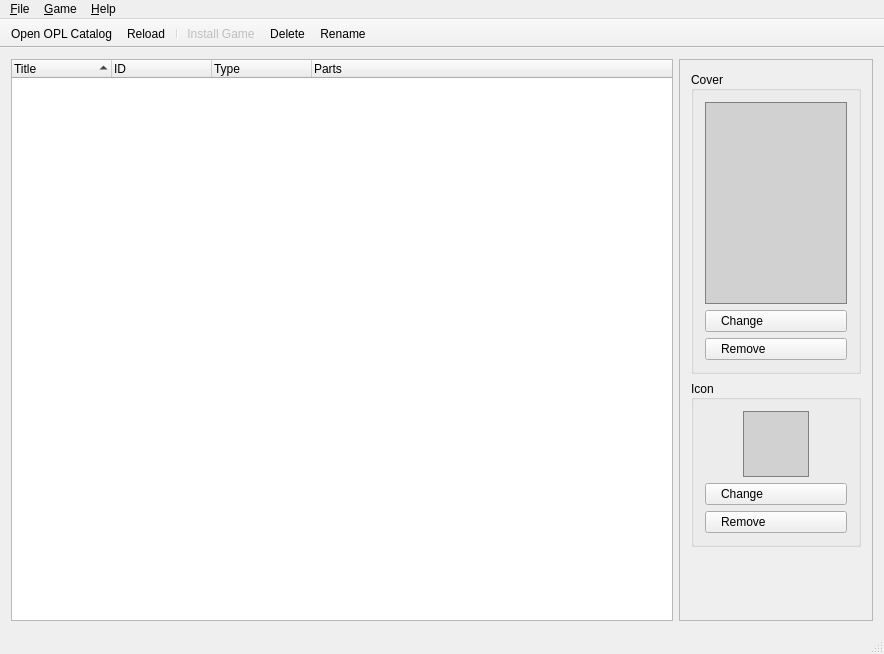
Before: the Qt Designer form src/MainWindow.ui in brainstream/OPL-PC-Tools, drawn with Qt 5.
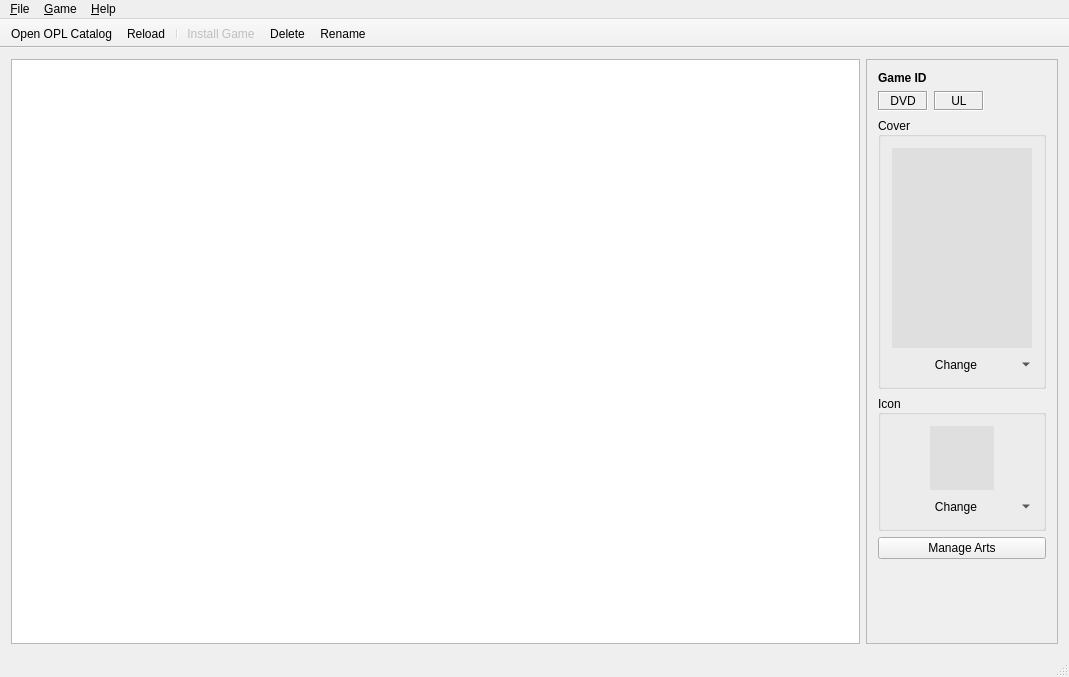
After: the same form once the commit is applied. Icons and pictures are not drawn.

```diff
--- a/src/MainWindow.ui
+++ b/src/MainWindow.ui
@@ -6,8 +6,8 @@
    <rect>
     <x>0</x>
     <y>0</y>
-    <width>884</width>
-    <height>654</height>
+    <width>1069</width>
+    <height>677</height>
    </rect>
   </property>
   <property name="windowTitle">
@@ -39,6 +39,9 @@
       <property name="expandsOnDoubleClick">
        <bool>false</bool>
       </property>
+      <attribute name="headerVisible">
+       <bool>false</bool>
+      </attribute>
       <attribute name="headerShowSortIndicator" stdset="0">
        <bool>true</bool>
       </attribute>
@@ -47,21 +50,6 @@
         <string>Title</string>
        </property>
       </column>
-      <column>
-       <property name="text">
-        <string>ID</string>
-       </property>
-      </column>
-      <column>
-       <property name="text">
-        <string>Type</string>
-       </property>
-      </column>
-      <column>
-       <property name="text">
-        <string>Parts</string>
-       </property>
-      </column>
      </widget>
     </item>
     <item>
@@ -74,22 +62,16 @@
       </property>
       <property name="minimumSize">
        <size>
-        <width>190</width>
+        <width>0</width>
         <height>0</height>
        </size>
       </property>
       <property name="maximumSize">
        <size>
-        <width>194</width>
+        <width>16777215</width>
         <height>16777215</height>
        </size>
       </property>
-      <property name="styleSheet">
-       <string notr="true">QPushButton {
-    text-align: left;
-    padding: 3px 15px;
-}</string>
-      </property>
       <property name="frameShape">
        <enum>QFrame::StyledPanel</enum>
       </property>
@@ -117,6 +99,82 @@
           </property>
           <item>
            <layout class="QVBoxLayout" name="mp_layout_game_details">
+            <item>
+             <widget class="QLabel" name="mp_label_game_id">
+              <property name="styleSheet">
+               <string notr="true">QLabel {
+	font-weight: bold;
+}</string>
+              </property>
+              <property name="text">
+               <string notr="true">Game ID</string>
+              </property>
+              <property name="textInteractionFlags">
+               <set>Qt::TextSelectableByMouse</set>
+              </property>
+             </widget>
+            </item>
+            <item>
+             <layout class="QHBoxLayout" name="horizontalLayout">
+              <item>
+               <widget class="QLabel" name="mp_label_media_type">
+                <property name="minimumSize">
+                 <size>
+                  <width>50</width>
+                  <height>0</height>
+                 </size>
+                </property>
+                <property name="frameShape">
+                 <enum>QFrame::Box</enum>
+                </property>
+                <property name="frameShadow">
+                 <enum>QFrame::Sunken</enum>
+                </property>
+                <property name="text">
+                 <string notr="true">DVD</string>
+                </property>
+                <property name="alignment">
+                 <set>Qt::AlignCenter</set>
+                </property>
+               </widget>
+              </item>
+              <item>
+               <widget class="QLabel" name="mp_label_installation_type">
+                <property name="minimumSize">
+                 <size>
+                  <width>50</width>
+                  <height>0</height>
+                 </size>
+                </property>
+                <property name="frameShape">
+                 <enum>QFrame::Box</enum>
+                </property>
+                <property name="frameShadow">
+                 <enum>QFrame::Sunken</enum>
+                </property>
+                <property name="text">
+                 <string notr="true">UL</string>
+                </property>
+                <property name="alignment">
+                 <set>Qt::AlignCenter</set>
+                </property>
+               </widget>
+              </item>
+              <item>
+               <spacer name="horizontalSpacer_2">
+                <property name="orientation">
+                 <enum>Qt::Horizontal</enum>
+                </property>
+                <property name="sizeHint" stdset="0">
+                 <size>
+                  <width>40</width>
+                  <height>20</height>
+                 </size>
+                </property>
+               </spacer>
+              </item>
+             </layout>
+            </item>
             <item>
              <widget class="QGroupBox" name="mp_groupbox_cover">
               <property name="title">
@@ -139,15 +197,12 @@
                  </property>
                  <property name="minimumSize">
                   <size>
-                   <width>142</width>
-                   <height>202</height>
+                   <width>140</width>
+                   <height>200</height>
                   </size>
                  </property>
                  <property name="styleSheet">
-                  <string notr="true">QLabel {
-	border: 1px solid gray;
-	background-color: #d1d1d1;
-}</string>
+                  <string notr="true">background-color: #dfdfdf;</string>
                  </property>
                  <property name="text">
                   <string notr="true"/>
@@ -158,21 +213,18 @@
                 </widget>
                </item>
                <item>
-                <widget class="QPushButton" name="mp_btn_set_cover">
-                 <property name="sizePolicy">
-                  <sizepolicy hsizetype="Fixed" vsizetype="Fixed">
-                   <horstretch>0</horstretch>
-                   <verstretch>0</verstretch>
-                  </sizepolicy>
-                 </property>
+                <widget class="QToolButton" name="mp_toolbtn_change_cover">
                  <property name="minimumSize">
                   <size>
-                   <width>142</width>
+                   <width>140</width>
                    <height>0</height>
                   </size>
                  </property>
-                 <property name="styleSheet">
-                  <string notr="true"/>
+                 <property name="maximumSize">
+                  <size>
+                   <width>140</width>
+                   <height>16777215</height>
+                  </size>
                  </property>
                  <property name="text">
                   <string>Change</string>
@@ -181,40 +233,14 @@
                   <iconset resource="Resources.qrc">
                    <normaloff>:/icons/document-edit</normaloff>:/icons/document-edit</iconset>
                  </property>
-                 <property name="iconSize">
-                  <size>
-                   <width>16</width>
-                   <height>16</height>
-                  </size>
+                 <property name="popupMode">
+                  <enum>QToolButton::MenuButtonPopup</enum>
                  </property>
-                </widget>
-               </item>
-               <item>
-                <widget class="QPushButton" name="mp_btn_remove_cover">
-                 <property name="sizePolicy">
-                  <sizepolicy hsizetype="Fixed" vsizetype="Fixed">
-                   <horstretch>0</horstretch>
-                   <verstretch>0</verstretch>
-                  </sizepolicy>
+                 <property name="toolButtonStyle">
+                  <enum>Qt::ToolButtonTextBesideIcon</enum>
                  </property>
-                 <property name="minimumSize">
-                  <size>
-                   <width>142</width>
-                   <height>0</height>
-                  </size>
-                 </property>
-                 <property name="text">
-                  <string>Remove</string>
-                 </property>
-                 <property name="icon">
-                  <iconset resource="Resources.qrc">
-                   <normaloff>:/icons/edit-delete</normaloff>:/icons/edit-delete</iconset>
-                 </property>
-                 <property name="iconSize">
-                  <size>
-                   <width>16</width>
-                   <height>16</height>
-                  </size>
+                 <property name="autoRaise">
+                  <bool>true</bool>
                  </property>
                 </widget>
                </item>
@@ -251,15 +277,19 @@
                    </property>
                    <property name="minimumSize">
                     <size>
-                     <width>66</width>
-                     <height>66</height>
+                     <width>64</width>
+                     <height>64</height>
+                    </size>
+                   </property>
+                   <property name="maximumSize">
+                    <size>
+                     <width>64</width>
+                     <height>64</height>
                     </size>
                    </property>
                    <property name="styleSheet">
-                    <string notr="true">QLabel {
-	border: 1px solid gray;
-	background-color: #d1d1d1;
-}</string>
+                    <string notr="true">background-color: #dfdfdf;
+</string>
                    </property>
                    <property name="text">
                     <string/>
@@ -272,16 +302,22 @@
                 </layout>
                </item>
                <item>
-                <widget class="QPushButton" name="mp_btn_set_icon">
-                 <property name="sizePolicy">
-                  <sizepolicy hsizetype="Fixed" vsizetype="Fixed">
-                   <horstretch>0</horstretch>
-                   <verstretch>0</verstretch>
-                  </sizepolicy>
-                 </property>
+                <widget class="QToolButton" name="mp_toolbtn_change_icon">
                  <property name="minimumSize">
                   <size>
-                   <width>142</width>
+                   <width>140</width>
+                   <height>0</height>
+                  </size>
+                 </property>
+                 <property name="maximumSize">
+                  <size>
+                   <width>140</width>
+                   <height>16777215</height>
+                  </size>
+                 </property>
+                 <property name="sizeIncrement">
+                  <size>
+                   <width>140</width>
                    <height>0</height>
                   </size>
                  </property>
@@ -292,46 +328,27 @@
                   <iconset resource="Resources.qrc">
                    <normaloff>:/icons/document-edit</normaloff>:/icons/document-edit</iconset>
                  </property>
-                 <property name="iconSize">
-                  <size>
-                   <width>16</width>
-                   <height>16</height>
-                  </size>
+                 <property name="popupMode">
+                  <enum>QToolButton::MenuButtonPopup</enum>
                  </property>
-                </widget>
-               </item>
-               <item>
-                <widget class="QPushButton" name="mp_btn_remove_icon">
-                 <property name="sizePolicy">
-                  <sizepolicy hsizetype="Fixed" vsizetype="Fixed">
-                   <horstretch>0</horstretch>
-                   <verstretch>0</verstretch>
-                  </sizepolicy>
+                 <property name="toolButtonStyle">
+                  <enum>Qt::ToolButtonTextBesideIcon</enum>
                  </property>
-                 <property name="minimumSize">
-                  <size>
-                   <width>142</width>
-                   <height>0</height>
-                  </size>
-                 </property>
-                 <property name="text">
-                  <string>Remove</string>
-                 </property>
-                 <property name="icon">
-                  <iconset resource="Resources.qrc">
-                   <normaloff>:/icons/edit-delete</normaloff>:/icons/edit-delete</iconset>
-                 </property>
-                 <property name="iconSize">
-                  <size>
-                   <width>16</width>
-                   <height>16</height>
-                  </size>
+                 <property name="autoRaise">
+                  <bool>true</bool>
                  </property>
                 </widget>
                </item>
               </layout>
              </widget>
             </item>
+            <item>
+             <widget class="QPushButton" name="mp_btn_manage_arts">
+              <property name="text">
+               <string>Manage Arts</string>
+              </property>
+             </widget>
+            </item>
             <item>
              <spacer name="verticalSpacer">
               <property name="orientation">
@@ -350,6 +367,22 @@
          </layout>
         </widget>
        </item>
+       <item>
+        <spacer name="horizontalSpacer">
+         <property name="orientation">
+          <enum>Qt::Horizontal</enum>
+         </property>
+         <property name="sizeType">
+          <enum>QSizePolicy::Fixed</enum>
+         </property>
+         <property name="sizeHint" stdset="0">
+          <size>
+           <width>168</width>
+           <height>20</height>
+          </size>
+         </property>
+        </spacer>
+       </item>
       </layout>
      </widget>
     </item>
@@ -360,7 +393,7 @@
     <rect>
      <x>0</x>
      <y>0</y>
-     <width>884</width>
+     <width>1069</width>
      <height>20</height>
     </rect>
    </property>
```
Left out of the diff: 99 changed lines with no effect on the pictures.
